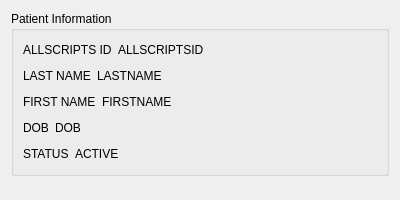
Above: src/db/patientdisplay.ui from kyledevans/Medicine-Track before the change. Below: the same form after it.
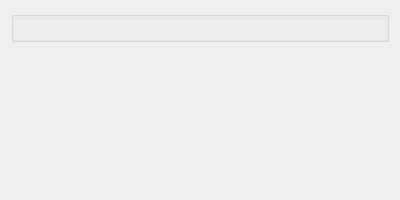
That is the form after the change. Custom widgets are drawn as their Qt base class.

Patch:
```diff
--- a/src/db/patientdisplay.ui
+++ b/src/db/patientdisplay.ui
@@ -15,183 +15,7 @@
   </property>
   <layout class="QVBoxLayout" name="verticalLayout">
    <item>
-    <widget class="QGroupBox" name="groupBox">
-     <property name="title">
-      <string>Patient Information</string>
-     </property>
-     <layout class="QVBoxLayout" name="verticalLayout_2">
-      <item>
-       <layout class="QHBoxLayout" name="horizontalLayout_3">
-        <item>
-         <widget class="QLabel" name="allscriptsTitle">
-          <property name="text">
-           <string>ALLSCRIPTS ID</string>
-          </property>
-         </widget>
-        </item>
-        <item>
-         <widget class="QLabel" name="allscriptsLabel">
-          <property name="text">
-           <string>ALLSCRIPTSID</string>
-          </property>
-          <property name="textInteractionFlags">
-           <set>Qt::LinksAccessibleByMouse|Qt::TextSelectableByMouse</set>
-          </property>
-         </widget>
-        </item>
-        <item>
-         <spacer name="horizontalSpacer_3">
-          <property name="orientation">
-           <enum>Qt::Horizontal</enum>
-          </property>
-          <property name="sizeHint" stdset="0">
-           <size>
-            <width>40</width>
-            <height>20</height>
-           </size>
-          </property>
-         </spacer>
-        </item>
-       </layout>
-      </item>
-      <item>
-       <layout class="QHBoxLayout" name="horizontalLayout">
-        <item>
-         <widget class="QLabel" name="lastTitle">
-          <property name="text">
-           <string>LAST NAME</string>
-          </property>
-         </widget>
-        </item>
-        <item>
-         <widget class="QLabel" name="lastLabel">
-          <property name="text">
-           <string>LASTNAME</string>
-          </property>
-          <property name="textInteractionFlags">
-           <set>Qt::LinksAccessibleByMouse|Qt::TextSelectableByMouse</set>
-          </property>
-         </widget>
-        </item>
-        <item>
-         <spacer name="horizontalSpacer_4">
-          <property name="orientation">
-           <enum>Qt::Horizontal</enum>
-          </property>
-          <property name="sizeHint" stdset="0">
-           <size>
-            <width>40</width>
-            <height>20</height>
-           </size>
-          </property>
-         </spacer>
-        </item>
-       </layout>
-      </item>
-      <item>
-       <layout class="QHBoxLayout" name="horizontalLayout_5">
-        <item>
-         <widget class="QLabel" name="firstTitle">
-          <property name="text">
-           <string>FIRST NAME</string>
-          </property>
-         </widget>
-        </item>
-        <item>
-         <widget class="QLabel" name="firstLabel">
-          <property name="text">
-           <string>FIRSTNAME</string>
-          </property>
-          <property name="textInteractionFlags">
-           <set>Qt::LinksAccessibleByMouse|Qt::TextSelectableByMouse</set>
-          </property>
-         </widget>
-        </item>
-        <item>
-         <spacer name="horizontalSpacer">
-          <property name="orientation">
-           <enum>Qt::Horizontal</enum>
-          </property>
-          <property name="sizeHint" stdset="0">
-           <size>
-            <width>40</width>
-            <height>20</height>
-           </size>
-          </property>
-         </spacer>
-        </item>
-       </layout>
-      </item>
-      <item>
-       <layout class="QHBoxLayout" name="horizontalLayout_2">
-        <item>
-         <widget class="QLabel" name="dobTitle">
-          <property name="text">
-           <string>DOB</string>
-          </property>
-         </widget>
-        </item>
-        <item>
-         <widget class="QLabel" name="dobLabel">
-          <property name="text">
-           <string>DOB</string>
-          </property>
-          <property name="textInteractionFlags">
-           <set>Qt::LinksAccessibleByMouse|Qt::TextSelectableByMouse</set>
-          </property>
-         </widget>
-        </item>
-        <item>
-         <spacer name="horizontalSpacer_2">
-          <property name="orientation">
-           <enum>Qt::Horizontal</enum>
-          </property>
-          <property name="sizeHint" stdset="0">
-           <size>
-            <width>40</width>
-            <height>20</height>
-           </size>
-          </property>
-         </spacer>
-        </item>
-       </layout>
-      </item>
-      <item>
-       <layout class="QHBoxLayout" name="horizontalLayout_4">
-        <item>
-         <widget class="QLabel" name="activeTitle">
-          <property name="text">
-           <string>STATUS</string>
-          </property>
-         </widget>
-        </item>
-        <item>
-         <widget class="QLabel" name="activeLabel">
-          <property name="text">
-           <string>ACTIVE</string>
-          </property>
-          <property name="textInteractionFlags">
-           <set>Qt::LinksAccessibleByMouse|Qt::TextSelectableByMouse</set>
-          </property>
-         </widget>
-        </item>
-        <item>
-         <spacer name="horizontalSpacer_5">
-          <property name="orientation">
-           <enum>Qt::Horizontal</enum>
-          </property>
-          <property name="sizeHint" stdset="0">
-           <size>
-            <width>40</width>
-            <height>20</height>
-           </size>
-          </property>
-         </spacer>
-        </item>
-       </layout>
-      </item>
-     </layout>
-    </widget>
+    <widget class="PatientGroupBox" name="patientBox"/>
    </item>
    <item>
     <spacer name="verticalSpacer">
@@ -208,6 +32,14 @@
    </item>
   </layout>
  </widget>
+ <customwidgets>
+  <customwidget>
+   <class>PatientGroupBox</class>
+   <extends>QGroupBox</extends>
+   <header>patientgroupbox.h</header>
+   <container>1</container>
+  </customwidget>
+ </customwidgets>
  <resources/>
  <connections/>
 </ui>
```
